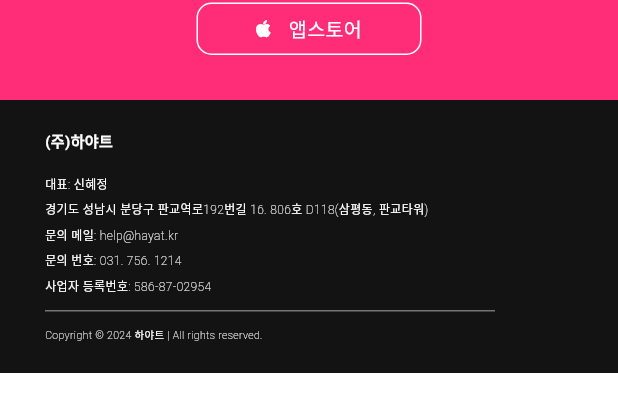
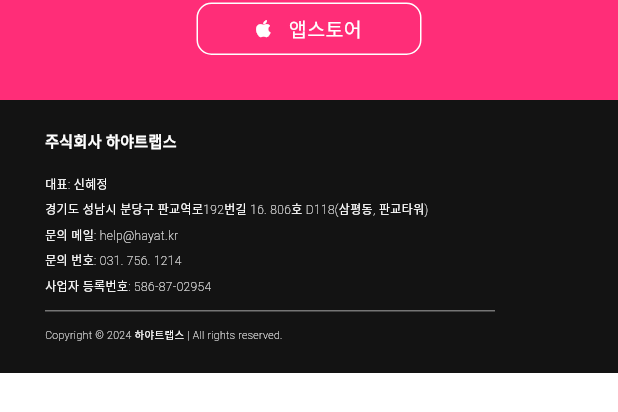
Before and after one commit to hayatshin/hayat_onldocc_homepage, a Flutter app: the Footer widget shown alone on an empty page, opened directly, on a phone screen of 412 x 824 dp. Shown: the part 368-780 px from the top of the screen. Run offline on Flutter 3.47's test engine with Material 3 defaults, Android fonts, the light colour scheme and no system bars; our stand-ins replace email_validator, flutter_animate, flutter_dotenv, font_awesome_flutter; missing offline and left inert: emailjs; Roboto replaces fonts that are missing (NanumSquare).

Commit message:
하야트랩스

```diff
--- a/lib/model/string.dart
+++ b/lib/model/string.dart
@@ -1,7 +1,7 @@
 const contractRule = '''
 (필수)개인정보 수집, 이용에 대한 안내
 
-(주)하야트는 이용자 문의를 처리하기 위해 다음과 같이 개인정보를 수집 및 이용하며, 이용자의 개인 정보를 안전하게 취급하는데 최선을 다하고 있습니다.
+(주)하야트랩스 이용자 문의를 처리하기 위해 다음과 같이 개인정보를 수집 및 이용하며, 이용자의 개인 정보를 안전하게 취급하는데 최선을 다하고 있습니다.
 
 수집항목: 이름, 이메일 주소
 ''';
--- a/lib/widgets/contract.dart
+++ b/lib/widgets/contract.dart
@@ -158,7 +158,7 @@ class _ContractState extends State<Contract> {
                           height: 10,
                         ),
                         const Text(
-                          "아래 내용을 남겨주시면 하야트 고객센터에서 순차적으로 연락드리겠습니다.",
+                          "아래 내용을 남겨주시면 하야트랩스 고객센터에서 순차적으로 연락드리겠습니다.",
                           style: TextStyle(
                             fontSize: 14,
                             fontWeight: FontWeight.w600,
@@ -584,7 +584,7 @@ class _ContractState extends State<Contract> {
                           height: 20,
                         ),
                         const Text(
-                          "아래 내용을 남겨주시면 하야트 고객센터에서 순차적으로 연락드리겠습니다.",
+                          "아래 내용을 남겨주시면 하야트랩스 고객센터에서 순차적으로 연락드리겠습니다.",
                           style: TextStyle(
                             fontSize: 20,
                             fontWeight: FontWeight.w600,
--- a/lib/widgets/footer.dart
+++ b/lib/widgets/footer.dart
@@ -206,7 +206,7 @@ class Footer extends StatelessWidget {
                     crossAxisAlignment: CrossAxisAlignment.start,
                     children: [
                       const Text(
-                        "(주)하야트",
+                        "주식회사 하야트랩스",
                         style: TextStyle(
                           fontSize: 10,
                           fontWeight: FontWeight.w600,
@@ -282,7 +282,7 @@ class Footer extends StatelessWidget {
                         height: 10,
                       ),
                       Text(
-                        "Copyright © ${DateTime.now().year} 하야트 | All rights reserved.",
+                        "Copyright © ${DateTime.now().year} 하야트랩스 | All rights reserved.",
                         style: const TextStyle(
                           fontSize: 7,
                           fontWeight: FontWeight.w200,
@@ -451,7 +451,7 @@ class Footer extends StatelessWidget {
                     crossAxisAlignment: CrossAxisAlignment.start,
                     children: [
                       const Text(
-                        "(주)하야트",
+                        "주식회사 하야트랩스",
                         style: TextStyle(
                           fontSize: 18,
                           fontWeight: FontWeight.w600,
@@ -527,7 +527,7 @@ class Footer extends StatelessWidget {
                         height: 20,
                       ),
                       Text(
-                        "Copyright © ${DateTime.now().year} 하야트 | All rights reserved.",
+                        "Copyright © ${DateTime.now().year} 하야트랩스 | All rights reserved.",
                         style: const TextStyle(
                           fontSize: 13,
                           fontWeight: FontWeight.w200,
--- a/pubspec.yaml
+++ b/pubspec.yaml
@@ -41,6 +41,9 @@ dependencies:
   http: ^1.1.0
   emailjs: ^1.3.0
   flutter_dotenv: ^5.1.0
+
+dependency_overrides:
+  web: 0.4.0
 
 dev_dependencies:
   flutter_test:
```
Also changed, not shown: pubspec.lock, 3 other files.
